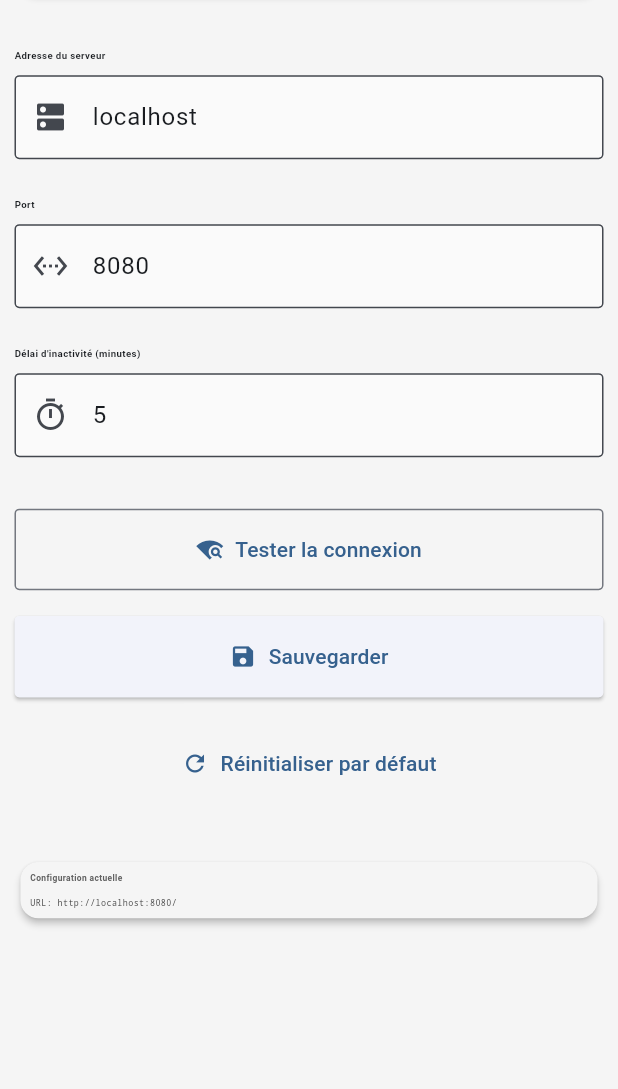
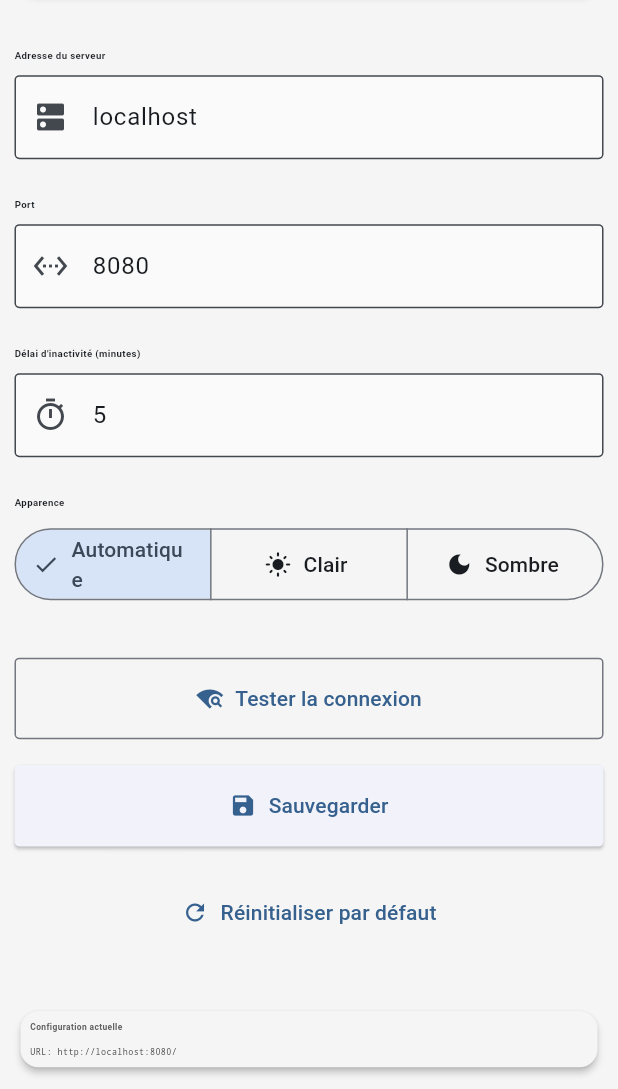
Before and after one commit to rorophil/airbar, a Flutter app: the screen it shows after launch, after a tap on "Connexion", after a tap on "Configuration serveur", on a phone screen of 412 x 824 dp, the part 147-1236 px from its top. Run offline on Flutter 3.47's test engine with Material 3 defaults, Android fonts, the phone set to English and light mode, and no system bars; our stand-ins replace connectivity_plus, file_picker, flutter_screenutil, get, get_storage, pdf and 2 more; missing offline and left inert: airbar_backend_client, dart:html, serverpod_auth_client.

Commit message:
feat: Ajouter un service de gestion du thème et un sélecteur de thème dans les paramètres

```diff
--- a/lib/app/core/constants/app_constants.dart
+++ b/lib/app/core/constants/app_constants.dart
@@ -20,6 +20,9 @@ class AppConstants {
   /// Clé de cache pour la liste des catégories
   static const String keyCategories = 'cached_categories';
 
+  /// Clé de stockage pour le mode de thème choisi (light/dark/system)
+  static const String storageKeyThemeMode = 'theme_mode';
+
   // === Cache Duration ===
   /// Durée de validité du cache des produits (30 minutes)
   static const Duration productsCacheDuration = Duration(minutes: 30);
--- a/lib/app/modules/settings/views/server_config_view.dart
+++ b/lib/app/modules/settings/views/server_config_view.dart
@@ -4,6 +4,7 @@ import 'package:get/get.dart';
 import 'package:flutter_screenutil/flutter_screenutil.dart';
 import '../../../services/server_config_service.dart';
 import '../../../services/connectivity_service.dart';
+import '../../../services/theme_service.dart';
 import '../controllers/settings_controller.dart';
 
 /// Vue du module Settings (Configuration serveur)
@@ -34,6 +35,7 @@ class ServerConfigView extends GetView<SettingsController> {
   Widget build(BuildContext context) {
     final configService = Get.find<ServerConfigService>();
     final connectivityService = Get.find<ConnectivityService>();
+    final themeService = Get.find<ThemeService>();
 
     return Scaffold(
       appBar: AppBar(
@@ -185,6 +187,40 @@ class ServerConfigView extends GetView<SettingsController> {
               ],
             ),
 
+            SizedBox(height: 24.h),
+
+            // Sélecteur du thème de l'application (clair / sombre / automatique)
+            Text(
+              'Apparence',
+              style: TextStyle(fontSize: 16.sp, fontWeight: FontWeight.w600),
+            ),
+            SizedBox(height: 8.h),
+            Obx(
+              () => SegmentedButton<ThemeMode>(
+                segments: const [
+                  ButtonSegment(
+                    value: ThemeMode.system,
+                    label: Text('Automatique'),
+                    icon: Icon(Icons.brightness_auto),
+                  ),
+                  ButtonSegment(
+                    value: ThemeMode.light,
+                    label: Text('Clair'),
+                    icon: Icon(Icons.light_mode),
+                  ),
+                  ButtonSegment(
+                    value: ThemeMode.dark,
+                    label: Text('Sombre'),
+                    icon: Icon(Icons.dark_mode),
+                  ),
+                ],
+                selected: {themeService.themeMode.value},
+                onSelectionChanged: (selection) {
+                  themeService.changeThemeMode(selection.first);
+                },
+              ),
+            ),
+
             SizedBox(height: 32.h),
 
             // Bouton de test de connexion
--- /dev/null
+++ b/lib/app/services/theme_service.dart
@@ -0,0 +1,52 @@
+import 'package:flutter/material.dart';
+import 'package:get/get.dart';
+import '../core/constants/app_constants.dart';
+import 'storage_service.dart';
+
+/// Service de gestion du thème de l'application (clair, sombre, automatique)
+///
+/// Persiste le choix de l'utilisateur via [StorageService] et applique
+/// immédiatement le changement à l'application via `Get.changeThemeMode`.
+class ThemeService extends GetxService {
+  final StorageService _storage = Get.find<StorageService>();
+
+  /// Mode de thème actuellement sélectionné
+  final themeMode = ThemeMode.system.obs;
+
+  @override
+  void onInit() {
+    super.onInit();
+    // Chargement du mode sauvegardé (par défaut: automatique/système)
+    final saved = _storage.read<String>(AppConstants.storageKeyThemeMode);
+    themeMode.value = _fromStorageValue(saved);
+  }
+
+  /// Change le thème de l'application et sauvegarde le choix
+  Future<void> changeThemeMode(ThemeMode mode) async {
+    themeMode.value = mode;
+    Get.changeThemeMode(mode);
+    _storage.write(AppConstants.storageKeyThemeMode, _toStorageValue(mode));
+  }
+
+  ThemeMode _fromStorageValue(String? value) {
+    switch (value) {
+      case 'light':
+        return ThemeMode.light;
+      case 'dark':
+        return ThemeMode.dark;
+      default:
+        return ThemeMode.system;
+    }
+  }
+
+  String _toStorageValue(ThemeMode mode) {
+    switch (mode) {
+      case ThemeMode.light:
+        return 'light';
+      case ThemeMode.dark:
+        return 'dark';
+      case ThemeMode.system:
+        return 'system';
+    }
+  }
+}
--- a/lib/main.dart
+++ b/lib/main.dart
@@ -18,6 +18,7 @@ import 'app/services/connectivity_service.dart';
 import 'app/services/inactivity_service.dart';
 import 'app/services/storage_service.dart';
 import 'app/services/server_config_service.dart';
+import 'app/services/theme_service.dart';
 
 /// Point d'entrée de l'application AirBar
 ///
@@ -45,10 +46,11 @@ void main() async {
   // 2. Initialisation du client Serverpod avec la config sauvegardée
   await ServerpodClientProvider.initialize();
 
-  // 3. Services globaux (authentification, inactivité et connectivité)
+  // 3. Services globaux (authentification, inactivité, connectivité et thème)
   Get.put(AuthService());
   Get.put(InactivityService());
   Get.put(ConnectivityService());
+  Get.put(ThemeService());
 
   // 4. Repositories (couche d'accès aux données)
   // Enregistrés en permanent pour être partagés entre tous les modules
@@ -73,7 +75,8 @@ void main() async {
 ///
 /// Thèmes:
 /// - Light theme: Thème clair avec couleurs AirBar
-/// - Dark theme: Disponible mais non activé par défaut
+/// - Dark theme: Thème sombre avec couleurs AirBar
+/// - Mode actif piloté par [ThemeService] (clair/sombre/automatique)
 class MyApp extends StatelessWidget {
   const MyApp({super.key});
 
@@ -84,11 +87,14 @@ class MyApp extends StatelessWidget {
       minTextAdapt: true, // Adaptation minimale du texte
       splitScreenMode: true, // Support du mode écran partagé
       builder: (context, child) {
-        return GetMaterialApp(
+        return Obx(
+          () => GetMaterialApp(
             title: AppStrings.appName,
             theme: AppTheme.lightTheme, // Thème clair
-          darkTheme: AppTheme.darkTheme, // Thème sombre (non utilisé)
-          themeMode: ThemeMode.light, // Mode clair forcé
+            darkTheme: AppTheme.darkTheme, // Thème sombre
+            themeMode: Get.find<ThemeService>()
+                .themeMode
+                .value, // Choix utilisateur (clair/sombre/auto)
             initialRoute: AppRoutes.SPLASH, // Route de démarrage
             getPages: AppPages.routes, // Définition de toutes les routes
             debugShowCheckedModeBanner: false, // Masquer le bandeau debug
@@ -96,11 +102,14 @@ class MyApp extends StatelessWidget {
               // Toute interaction pointeur repousse la déconnexion automatique
               return Listener(
                 behavior: HitTestBehavior.translucent,
-              onPointerDown: (_) => Get.find<InactivityService>().resetTimer(),
-              onPointerMove: (_) => Get.find<InactivityService>().resetTimer(),
+                onPointerDown: (_) =>
+                    Get.find<InactivityService>().resetTimer(),
+                onPointerMove: (_) =>
+                    Get.find<InactivityService>().resetTimer(),
                 child: appChild,
               );
             },
+          ),
         );
       },
     );
```
Lines whose indentation alone changed are shown as unchanged.
